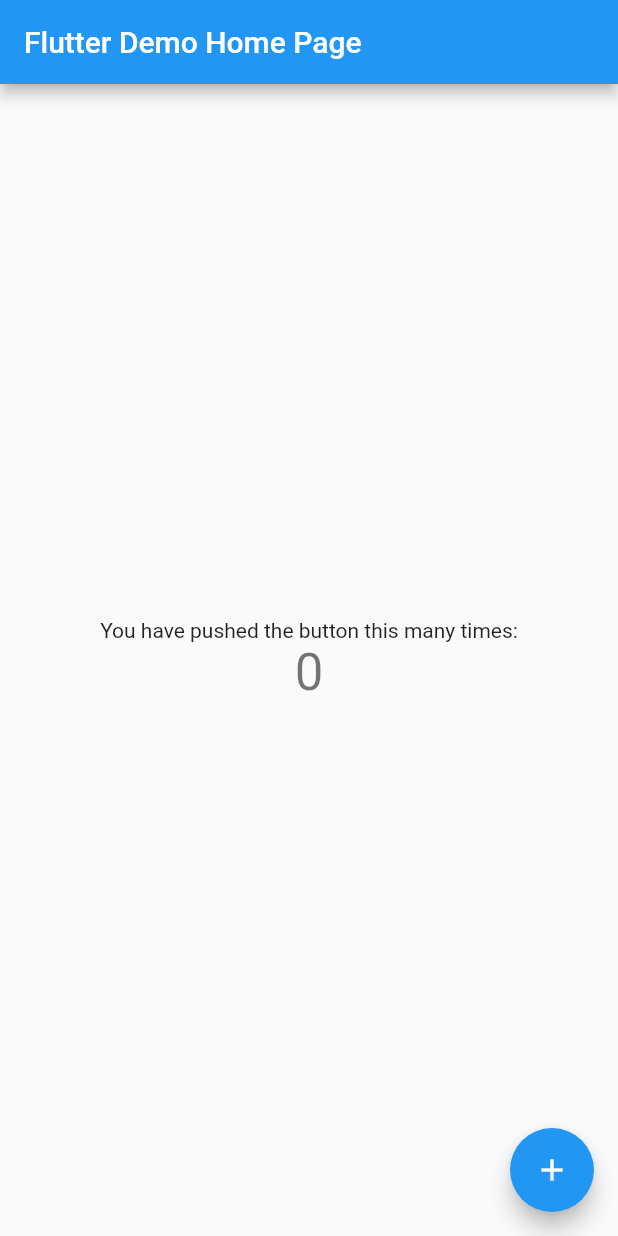
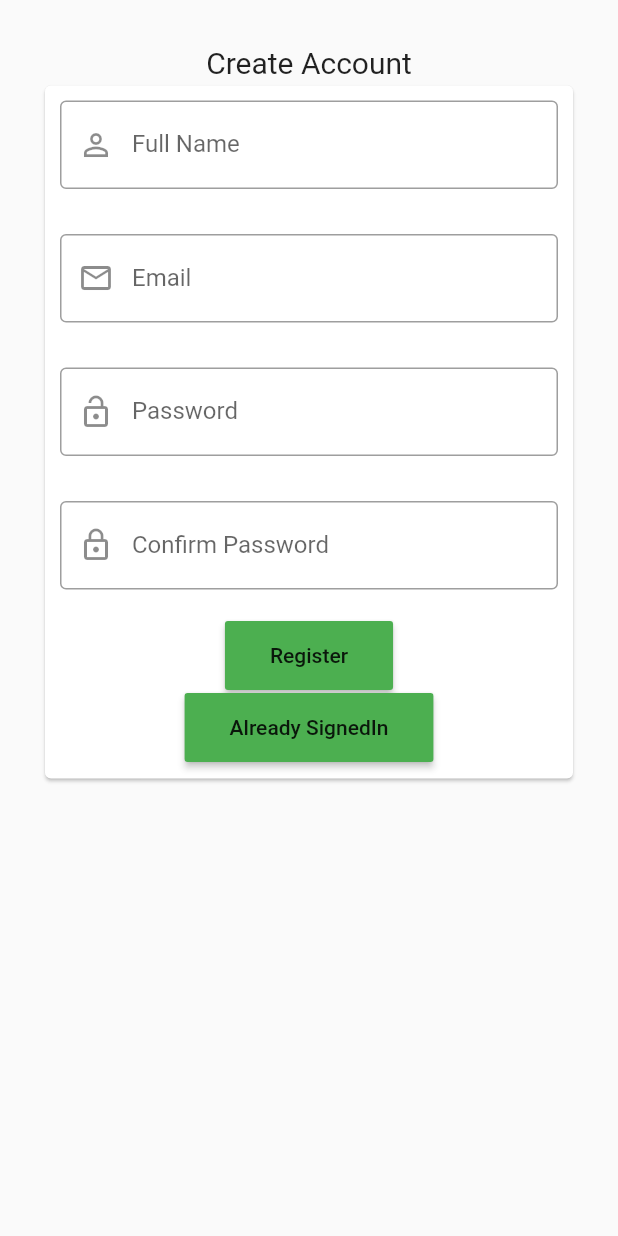
Before and after one commit to mohddanish03/login_app, a Flutter app: the screen it shows after launch, on a phone screen of 412 x 824 dp. Run offline on Flutter 3.47's test engine with Material 2 defaults, Android fonts, the phone set to English and light mode, and no system bars; our stand-ins replace firebase_auth, firebase_core, get; accounts and stored records are empty.

```diff
--- /dev/null
+++ b/lib/Registration.dart
@@ -0,0 +1,201 @@
+import 'package:firebase_auth/firebase_auth.dart';
+import 'package:firebase_core/firebase_core.dart';
+import 'package:flutter/material.dart';
+import 'package:get/route_manager.dart';
+import 'package:login_app/Login.dart';
+
+class Resgistration extends StatefulWidget {
+  Resgistration({Key key}) : super(key: key);
+
+  @override
+  ResgistrationState createState() => ResgistrationState();
+}
+
+class ResgistrationState extends State<Resgistration> {
+  final _auth = FirebaseAuth.instance;
+  final _formkey = GlobalKey<FormState>();
+
+  final TextEditingController _nameCtrl = TextEditingController();
+  final TextEditingController _emailCtrl = TextEditingController();
+  final TextEditingController _passCtrl = TextEditingController();
+  final TextEditingController _confirmPassCtrl = TextEditingController();
+  String email;
+  String password;
+  @override
+  Widget build(BuildContext context) {
+    return ListView(
+      children: [
+        SizedBox(
+          height: 30,
+        ),
+        Column(
+          children: [
+            Text(
+              "Create Account",
+              style: TextStyle(fontSize: 20),
+            ),
+            Container(
+              width: 360,
+              child: Card(
+                child: Padding(
+                  padding: const EdgeInsets.all(10.0),
+                  child: Form(
+                    key: _formkey,
+                    child: Column(
+                      children: [
+                        TextFormField(
+                          controller: _nameCtrl,
+                          validator: (value) => validateName(value),
+                          decoration: InputDecoration(
+                              prefixIcon: Icon(Icons.person_outline_outlined),
+                              border: OutlineInputBorder(),
+                              labelText: 'Full Name'),
+                        ),
+                        SizedBox(
+                          height: 30,
+                        ),
+                        TextFormField(
+                          controller: _emailCtrl,
+                          validator: (value) => validateEmail(value),
+                          decoration: InputDecoration(
+                              prefixIcon: Icon(Icons.email_outlined),
+                              border: OutlineInputBorder(),
+                              labelText: 'Email'),
+                        ),
+                        SizedBox(
+                          height: 30,
+                        ),
+                        TextFormField(
+                          controller: _passCtrl,
+                          validator: (val) {
+                            if (val.isEmpty)
+                              return 'Please Input Password';
+                            else if (val.length < 8)
+                              return 'Atleast 8 character';
+                            return null;
+                          },
+                          obscureText: true,
+                          decoration: InputDecoration(
+                              prefixIcon: Icon(Icons.lock_open),
+                              border: OutlineInputBorder(),
+                              labelText: 'Password'),
+                        ),
+                        SizedBox(
+                          height: 30,
+                        ),
+                        TextFormField(
+                          controller: _confirmPassCtrl,
+                          validator: (val) => confirmPassword(val),
+                          obscureText: true,
+                          decoration: InputDecoration(
+                              prefixIcon: Icon(Icons.lock_outline),
+                              border: OutlineInputBorder(),
+                              labelText: 'Confirm Password'),
+                        ),
+                        SizedBox(
+                          height: 20,
+                        ),
+                        RaisedButton(
+                          padding: EdgeInsets.fromLTRB(30, 15, 30, 15),
+                          color: Colors.green,
+                          onPressed: () {
+                            checkValidation();
+                            _signUp(_emailCtrl.text, _confirmPassCtrl.text);
+                            clearTextfilde();
+                          },
+                          child: Text('Register'),
+                        ),
+                        RaisedButton(
+                          padding: EdgeInsets.fromLTRB(30, 15, 30, 15),
+                          color: Colors.green,
+                          onPressed: () {
+                            Get.to(LoginScreen());
+                          },
+                          child: Text('Already SignedIn'),
+                        )
+                      ],
+                    ),
+                  ),
+                ),
+              ),
+            )
+          ],
+        )
+      ],
+    );
+  }
+
+  clearTextfilde() {
+    _nameCtrl.clear();
+    _emailCtrl.clear();
+    _passCtrl.clear();
+    _confirmPassCtrl.clear();
+  }
+
+  validateName(String fullname) {
+    if (fullname.isEmpty) {
+      return 'Enter your name';
+    }
+    return null;
+  }
+
+  String validateEmail(String value) {
+    Pattern pattern =
+        r"^[a-zA-Z0-9.!#$%&'*+/=?^_`{|}~-]+@[a-zA-Z0-9](?:[a-zA-Z0-9-]"
+        r"{0,253}[a-zA-Z0-9])?(?:\.[a-zA-Z0-9](?:[a-zA-Z0-9-]"
+        r"{0,253}[a-zA-Z0-9])?)*$";
+    RegExp regex = new RegExp(pattern);
+    if (!regex.hasMatch(value) || value == null)
+      return 'Enter a valid email address';
+    else
+      return null;
+  }
+
+  String confirmPassword(String password) {
+    if (password.isEmpty) return 'Please Comfirm Password';
+    if (password != _passCtrl.text) return 'Password Do not match';
+    return null;
+  }
+
+  checkValidation() {
+    final form = _formkey.currentState;
+    if (form.validate()) {
+      form.save();
+      //move to next screen
+    }
+  }
+
+//sample for registration
+  void register() async {
+    try {
+      UserCredential userCredential = await FirebaseAuth.instance
+          .createUserWithEmailAndPassword(
+              email: _passCtrl.text, password: _confirmPassCtrl.text);
+      print(userCredential.additionalUserInfo.username);
+    } on FirebaseAuthException catch (e) {
+      if (e.code == 'weak-password') {
+        print('The password provided is too weak.');
+      } else if (e.code == 'email-already-in-use') {
+        print('The account already exists for that email.');
+      }
+    } catch (e) {
+      print(e);
+    }
+  }
+
+//sample for registration ----working--method---
+  void _signUp(String email, String password) async {
+    await Firebase.initializeApp();
+    final User user = (await _auth.createUserWithEmailAndPassword(
+            email: email, password: password))
+        .user;
+    if (user != null) {
+      if (!user.emailVerified) {
+        await user.sendEmailVerification();
+        Get.to(LoginScreen());
+        final user1 = _auth.currentUser;
+        print(user1.displayName);
+      }
+    }
+  }
+}
--- a/lib/main.dart
+++ b/lib/main.dart
@@ -1,7 +1,12 @@
+import 'package:firebase_core/firebase_core.dart';
 import 'package:flutter/material.dart';
+import 'package:get/get.dart';
+import 'package:login_app/Registration.dart';
 
-void main() {
-  runApp(MyApp());
+void main() async {
+  WidgetsFlutterBinding.ensureInitialized();
+  await Firebase.initializeApp();
+  runApp(GetMaterialApp(home: MyApp()));
 }
 
 class MyApp extends StatelessWidget {
@@ -14,57 +19,7 @@ class MyApp extends StatelessWidget {
         primarySwatch: Colors.blue,
         visualDensity: VisualDensity.adaptivePlatformDensity,
       ),
-      home: MyHomePage(title: 'Flutter Demo Home Page'),
+      home: Scaffold(body: Resgistration()),
     );
   }
 }
-
-class MyHomePage extends StatefulWidget {
-  MyHomePage({Key key, this.title}) : super(key: key);
-
-  final String title;
-
-  @override
-  _MyHomePageState createState() => _MyHomePageState();
-}
-
-class _MyHomePageState extends State<MyHomePage> {
-  int _counter = 0;
-
-  void _incrementCounter() {
-    setState(() {
-      _counter++;
-    });
-  }
-
-  @override
-  Widget build(BuildContext context) {
-
-    return Scaffold(
-      appBar: AppBar(
-
-        title: Text(widget.title),
-      ),
-      body: Center(
-
-        child: Column(
-          mainAxisAlignment: MainAxisAlignment.center,
-          children: <Widget>[
-            Text(
-              'You have pushed the button this many times:',
-            ),
-            Text(
-              '$_counter',
-              style: Theme.of(context).textTheme.headline4,
-            ),
-          ],
-        ),
-      ),
-      floatingActionButton: FloatingActionButton(
-        onPressed: _incrementCounter,
-        tooltip: 'Increment',
-        child: Icon(Icons.add),
-      ), // This trailing comma makes auto-formatting nicer for build methods.
-    );
-  }
-}
```
Also changed, not shown: lib/HomePage.dart (added, +21 -0 lines), lib/Login.dart (added, +152 -0 lines), pubspec.yaml (+3 -9 lines), pubspec.lock, 2 other files.
